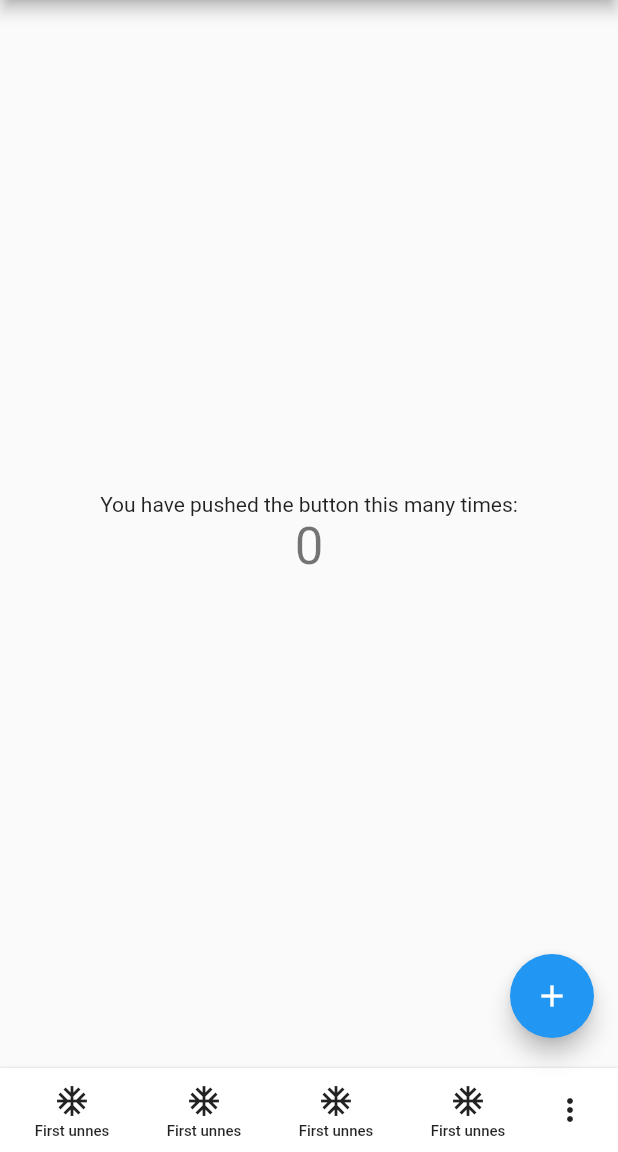
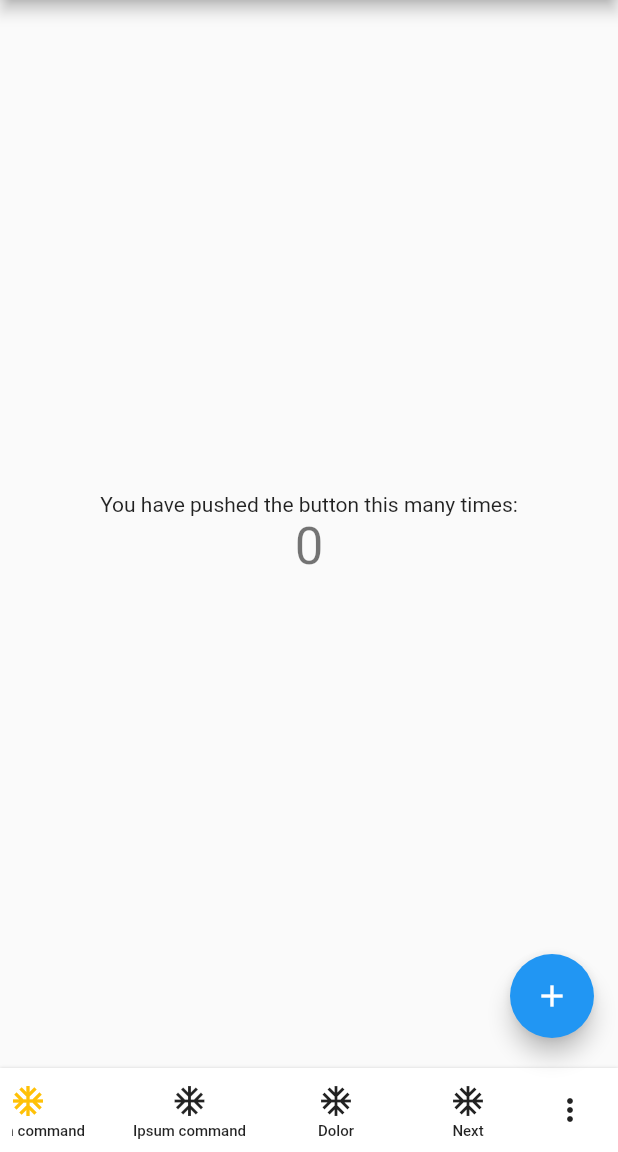
Before and after one commit to flankb/metro_appbar, a Flutter app: the screen it shows after launch, on a phone screen of 412 x 824 dp, the part 84-1236 px from its top. Run offline on Flutter 3.47's test engine with Material 2 defaults, Android fonts, the phone set to English and light mode, and no system bars; statements that could not run were skipped.

Commit message:
Incapsulate secondary command

```diff
--- a/example/lib/main.dart
+++ b/example/lib/main.dart
@@ -115,19 +115,26 @@ class _MyHomePageState extends State<MyHomePage> {
             MetroAppBar(
               primaryCommands: [
                 PrimaryCommand(
-                    onPressed: () {}, pic: Icons.ac_unit, text: "First unnes"),
+                    onPressed: () {},
+                    color: Colors.green,
+                    pic: Icons.account_balance_rounded,
+                    text: "Command 1"),
                 PrimaryCommand(
-                    onPressed: () {}, pic: Icons.ac_unit, text: "First unnes"),
+                    onPressed: () {},
+                    pic: Icons.ac_unit,
+                    color: Colors.amber,
+                    text: "Lorem command"),
                 PrimaryCommand(
-                    onPressed: () {}, pic: Icons.ac_unit, text: "First unnes"),
+                    onPressed: () {},
+                    pic: Icons.ac_unit,
+                    text: "Ipsum command"),
                 PrimaryCommand(
-                    onPressed: () {}, pic: Icons.ac_unit, text: "First unnes"),
+                    onPressed: () {}, pic: Icons.ac_unit, text: "Dolor"),
                 PrimaryCommand(
-                    onPressed: () {}, pic: Icons.ac_unit, text: "First unnes")
+                    onPressed: () {}, pic: Icons.ac_unit, text: "Next")
               ],
               secondaryCommands: [
-                SecondaryCommand(
-                    commandName: "one", onPressed: () {}, text: "Review")
+                SecondaryCommand(onPressed: () {}, text: "Review")
               ],
             ),
           ],
```
Also changed, not shown: lib/metro_appbar.dart (+49 -19 lines), example/pubspec.lock.
